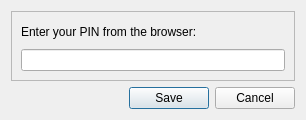
Old version of the form ui/pin_dialog.ui in the repository RealMihp/nekodesk.
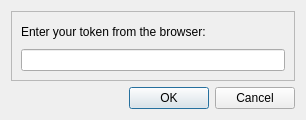
New version of the form.

```diff
--- a/ui/pin_dialog.ui
+++ b/ui/pin_dialog.ui
@@ -26,7 +26,7 @@
       <item>
        <widget class="QLabel" name="AniList_Auth_label">
         <property name="text">
-         <string>Enter your PIN from the browser:</string>
+         <string>Enter your token from the browser:</string>
         </property>
        </widget>
       </item>
@@ -42,7 +42,7 @@
       <enum>Qt::Orientation::Horizontal</enum>
      </property>
      <property name="standardButtons">
-      <set>QDialogButtonBox::StandardButton::Cancel|QDialogButtonBox::StandardButton::Save</set>
+      <set>QDialogButtonBox::StandardButton::Cancel|QDialogButtonBox::StandardButton::Ok</set>
      </property>
     </widget>
    </item>
```
Left out of the diff: 2 changed lines with no effect on the pictures.
